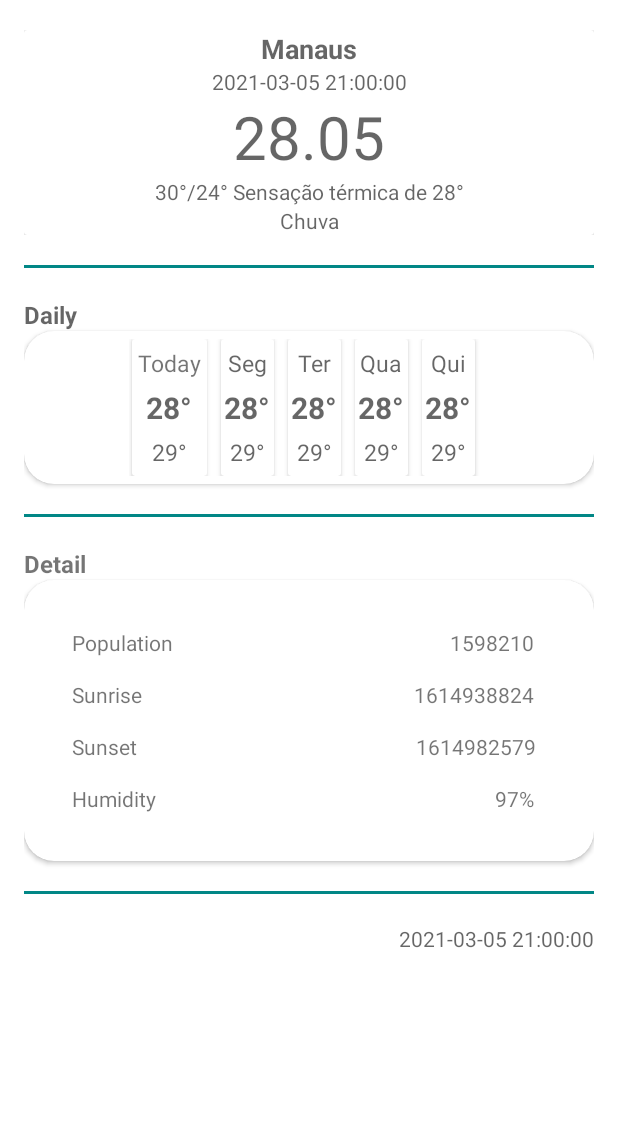
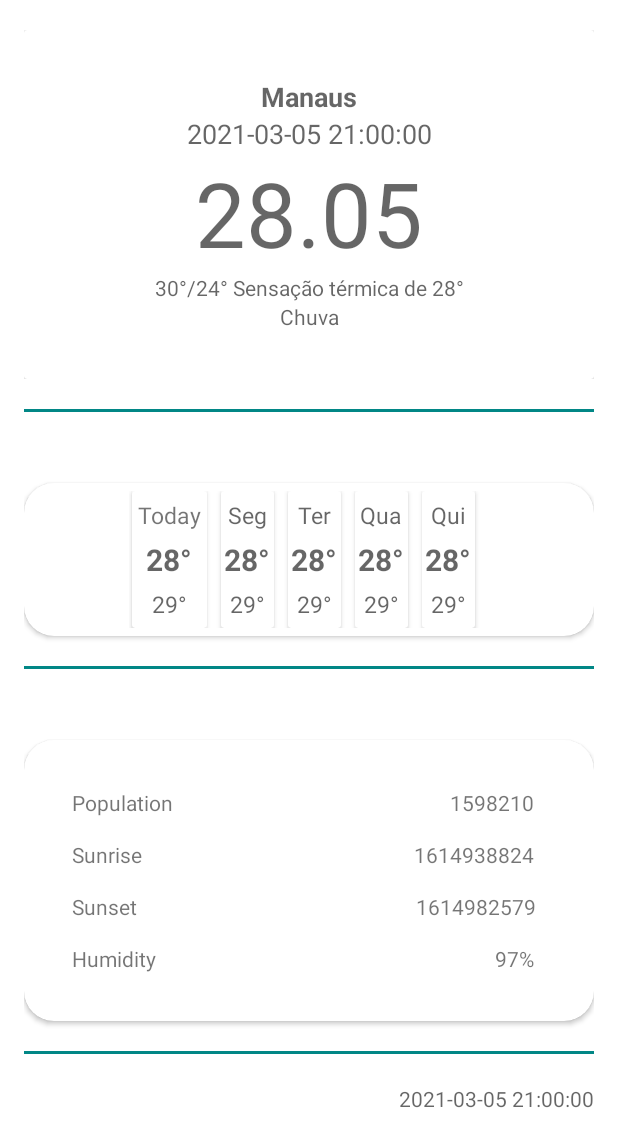
Before and after one commit to dijoncavalcante/weatherForecast, an Android app: the layout list_item.xml on its own in the app's theme, with its tools: preview values and no code run, on a phone screen of 412 x 824 dp. Shown: the top 1147 px of the screen. Run offline under Robolectric (Android 15) with nearby library versions, the phone set to English and light mode, and no system bars; network calls fail.

Commit message:
Add new margens to layout main

```diff
--- a/app/src/main/java/com/dijon/forecastactivity/view/MainActivity.kt
+++ b/app/src/main/java/com/dijon/forecastactivity/view/MainActivity.kt
@@ -20,7 +20,6 @@ class MainActivity : AppCompatActivity() {
     override fun onCreate(savedInstanceState: Bundle?) {
         super.onCreate(savedInstanceState)
         setContentView(R.layout.activity_main)
-        setSupportActionBar(findViewById(R.id.toolbar))
 
         val rv_home_main: RecyclerView = findViewById(R.id.rv_home_main)
         rv_home_main.layoutManager = LinearLayoutManager(this)
--- a/app/src/main/res/layout/list_item.xml
+++ b/app/src/main/res/layout/list_item.xml
@@ -29,6 +29,7 @@
                     android:id="@+id/tv_city_name"
                     android:layout_width="match_parent"
                     android:layout_height="wrap_content"
+                    android:layout_marginTop="32dp"
                     android:gravity="center_horizontal"
                     android:hint="Manaus"
                     android:textAllCaps="true"
@@ -40,6 +41,7 @@
                     android:layout_width="match_parent"
                     android:layout_height="wrap_content"
                     android:gravity="center_horizontal"
+                    android:textSize="18sp"
                     android:hint="2021-03-05 21:00:00" />
 
 
@@ -49,7 +51,7 @@
                     android:layout_height="wrap_content"
                     android:gravity="center_horizontal"
                     android:hint="28.05"
-                    android:textSize="40sp" />
+                    android:textSize="60sp" />
 
 
                 <TextView
@@ -64,6 +66,7 @@
                     android:layout_width="match_parent"
                     android:layout_height="wrap_content"
                     android:gravity="center_horizontal"
+                    android:layout_marginBottom="32dp"
                     android:hint="Chuva" />
             </LinearLayout>
         </androidx.cardview.widget.CardView>
@@ -81,7 +84,9 @@
         android:id="@+id/tv_Daily"
         android:layout_width="match_parent"
         android:layout_height="wrap_content"
-        android:hint="Daily"
+        android:layout_marginBottom="5dp"
+        android:text="Daily"
+        android:textColor="@android:color/white"
         android:textSize="16sp"
         android:textStyle="bold" />
 
@@ -107,7 +112,9 @@
         android:id="@+id/tv_detail_txt"
         android:layout_width="match_parent"
         android:layout_height="wrap_content"
+        android:layout_marginBottom="5dp"
         android:text="Detail"
+        android:textColor="@android:color/white"
         android:textSize="16sp"
         android:textStyle="bold" />
 
```
Also changed, not shown: app/src/main/res/layout/activity_main.xml (+5 -23 lines), app/src/main/res/layout/content_main.xml (+9 -27 lines).
